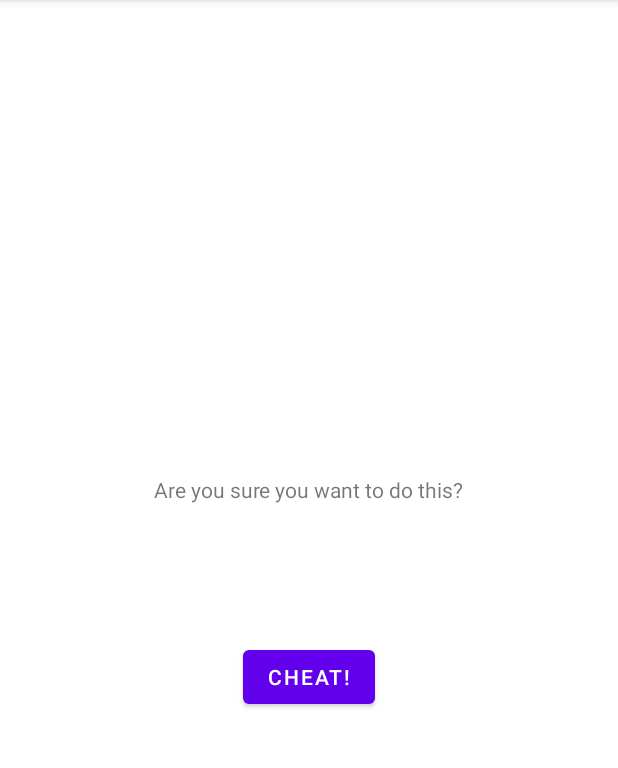
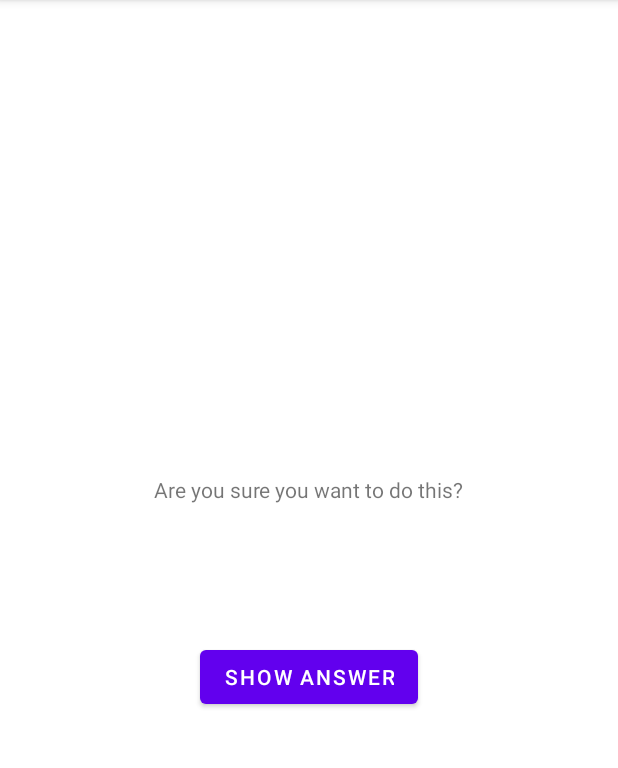
Before and after one commit to shaynguyen/Android-Programming, an Android app: the screen it shows after launch (CheatActivity), after a tap on "CHEAT!", on a phone screen of 412 x 824 dp, the part 84-852 px from its top. Run offline under Robolectric (Android 15) with nearby library versions, the phone set to English and light mode, and no system bars; 3 other taps on this screen came first.

Commit message:
6: Implement CheatActivity, reveal the answer

```diff
--- a/geoquiz/src/main/java/com/bignerdranch/android/geoquiz/CheatActivity.kt
+++ b/geoquiz/src/main/java/com/bignerdranch/android/geoquiz/CheatActivity.kt
@@ -1,11 +1,45 @@
 package com.bignerdranch.android.geoquiz
 
+import android.content.Context
+import android.content.Intent
 import androidx.appcompat.app.AppCompatActivity
 import android.os.Bundle
+import android.widget.Button
+import android.widget.TextView
+
+private const val EXTRA_ANSWER_IS_TRUE =
+    "com.bignerdranch.android.geoquiz.answer_is_true"
 
 class CheatActivity : AppCompatActivity() {
+    private lateinit var answerTextView: TextView
+    private lateinit var showAnswerButton: Button
+
+    private var answerIsTrue = false
+
     override fun onCreate(savedInstanceState: Bundle?) {
         super.onCreate(savedInstanceState)
         setContentView(R.layout.activity_cheat)
+
+        answerIsTrue = intent.getBooleanExtra(EXTRA_ANSWER_IS_TRUE, false)
+        answerTextView = findViewById(R.id.answer_text_view)
+        showAnswerButton = findViewById(R.id.show_answer_button)
+
+        showAnswerButton.setOnClickListener {
+            val answerText = when {
+                answerIsTrue -> R.string.correct_toast
+                else -> R.string.incorrect_toast
+            }
+            answerTextView.setText(answerText)
+        }
+
+    }
+
+    companion object {
+        fun newIntent(packageContext: Context, answerIsTrue: Boolean): Intent {
+            return Intent(packageContext, CheatActivity::class.java)
+                .apply {
+                    putExtra(EXTRA_ANSWER_IS_TRUE, answerIsTrue)
+                }
+        }
     }
 }
--- a/geoquiz/src/main/java/com/bignerdranch/android/geoquiz/MainActivity.kt
+++ b/geoquiz/src/main/java/com/bignerdranch/android/geoquiz/MainActivity.kt
@@ -55,7 +55,8 @@ class MainActivity : AppCompatActivity() {
         }
 
         cheatButton.setOnClickListener {
-            val intent = Intent(this, CheatActivity::class.java)
+            val answerIsTrue = quizViewModel.currentQuestionAnswer
+            val intent = CheatActivity.newIntent(this, answerIsTrue)
             startActivity(intent)
         }
 
--- a/geoquiz/src/main/res/layout/activity_cheat.xml
+++ b/geoquiz/src/main/res/layout/activity_cheat.xml
@@ -21,8 +21,8 @@
         tools:text="Answer" />
 
     <Button
-        android:id="@+id/cheat_button"
+        android:id="@+id/show_answer_button"
         android:layout_width="wrap_content"
         android:layout_height="wrap_content"
-        android:text="@string/cheat_button"/>
+        android:text="@string/show_answer_button"/>
 </LinearLayout>
```
